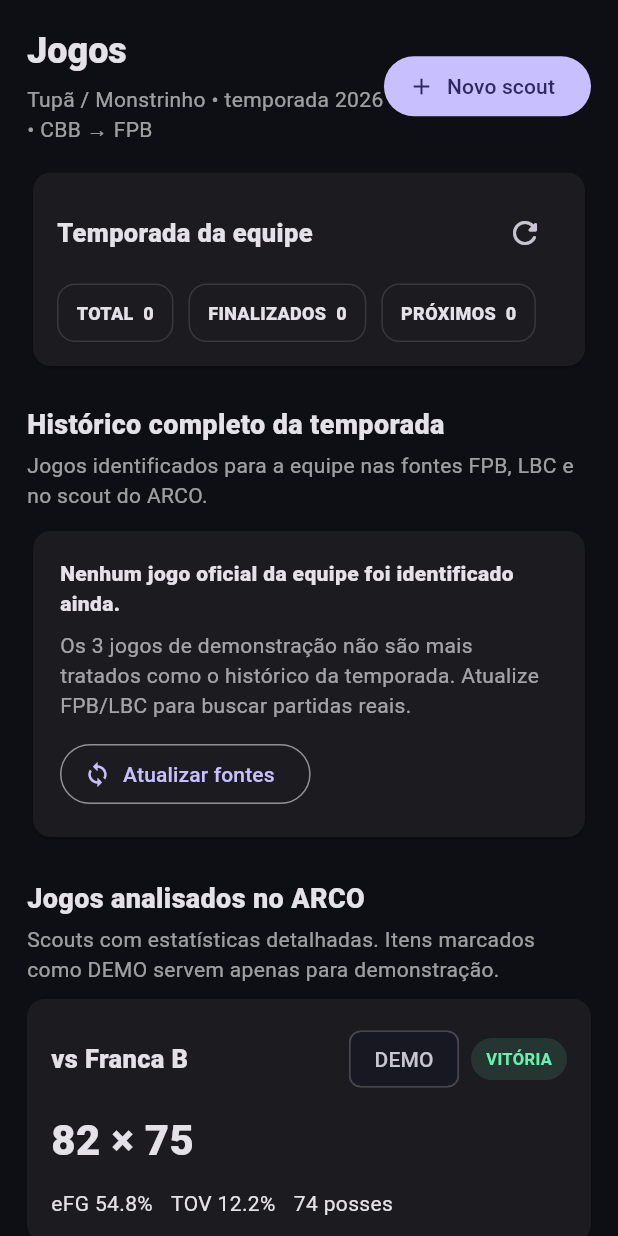
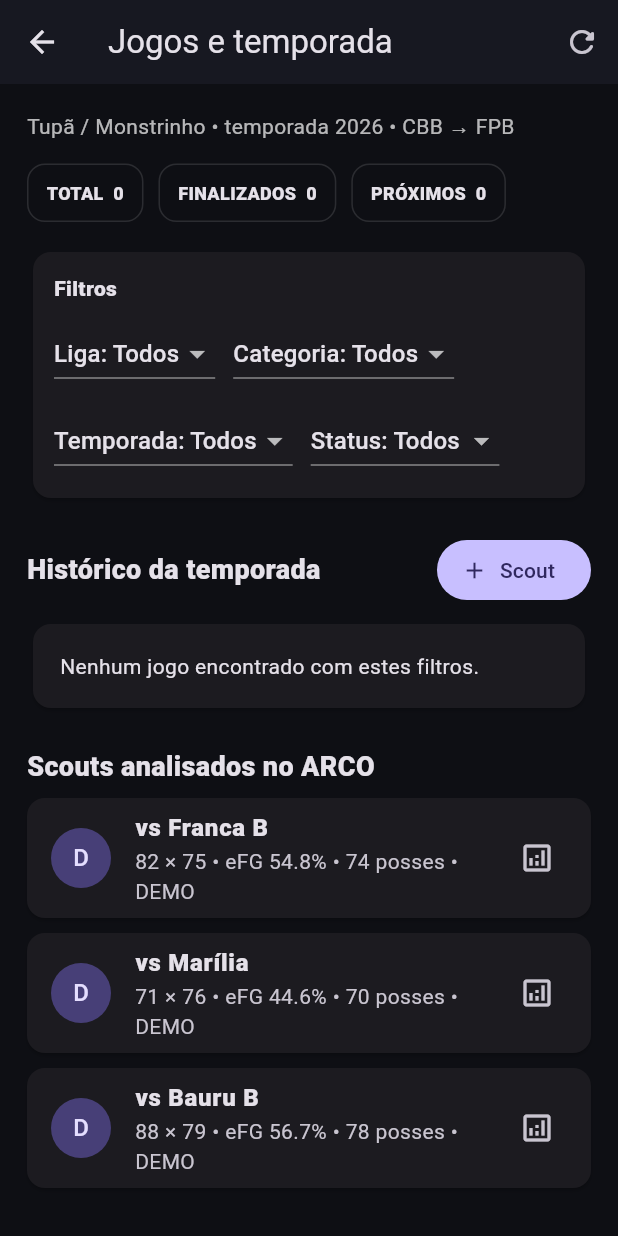
Before and after one commit to sandersoncorreia6-tech/arco-analytics-app, a Flutter app: the GamesScreen screen opened directly, on a phone screen of 412 x 824 dp. Run offline on Flutter 3.47's test engine with Material 3 defaults, Android fonts, the phone set to English and light mode, and no system bars; our stand-ins replace shared_preferences; accounts and stored records are empty; network calls fail.

Commit message:
Adiciona filtros completos ao histórico da temporada

```diff
--- a/lib/screens/games_screen.dart
+++ b/lib/screens/games_screen.dart
@@ -7,92 +7,115 @@ import 'game_detail_screen.dart';
 import 'live_scout_screen.dart';
 import 'new_game_screen.dart';
 
-class GamesScreen extends StatelessWidget {
+class GamesScreen extends StatefulWidget {
   const GamesScreen({super.key});
+
+  @override
+  State<GamesScreen> createState() => _GamesScreenState();
+}
+
+class _GamesScreenState extends State<GamesScreen> {
+  String league = 'TODOS';
+  String category = 'TODAS';
+  String season = 'TODAS';
+  String status = 'TODOS';
 
   @override
   Widget build(BuildContext context) {
     final state = AppScope.of(context);
-    final history = state.coachSeasonGames;
-    final finals = history.where((g) => g.isFinal).length;
-    final upcoming = history.where((g) => g.isUpcoming).length;
-    final live = history.where((g) => g.isLive).length;
+    final all = state.coachSeasonGames;
+    final categories = <String>{'TODAS', ...all.map((g) => g.category).where((v) => v.isNotEmpty)}.toList()..sort();
+    final seasons = <String>{'TODAS', ...all.map((g) => g.seasonId).where((v) => v.isNotEmpty)}.toList()..sort();
 
-    return ListView(
-      padding: const EdgeInsets.all(18),
-      children: [
-        Row(
-          children: [
-            Expanded(
-              child: Column(
-                crossAxisAlignment: CrossAxisAlignment.start,
-                children: [
-                  Text(
-                    'Jogos',
-                    style: Theme.of(context)
-                        .textTheme
-                        .headlineSmall
-                        ?.copyWith(fontWeight: FontWeight.w800),
-                  ),
-                  const SizedBox(height: 6),
-                  Text(
-                    '${state.teamContext.displayName} • temporada ${state.teamContext.seasonYear} • ${state.teamContext.federativePathLabel}',
-                    style: const TextStyle(color: Colors.white60),
-                  ),
-                ],
-              ),
-            ),
-            FilledButton.icon(
-              onPressed: () => Navigator.of(context).push(
-                MaterialPageRoute(builder: (_) => const NewGameScreen()),
-              ),
-              icon: const Icon(Icons.add),
-              label: const Text('Novo scout'),
-            ),
-          ],
-        ),
-        const SizedBox(height: 14),
-        Card(
-          child: Padding(
-            padding: const EdgeInsets.all(16),
-            child: Column(
-              crossAxisAlignment: CrossAxisAlignment.start,
-              children: [
-                Row(
-                  children: [
-                    const Expanded(
-                      child: Text(
-                        'Temporada da equipe',
-                        style: TextStyle(
-                          fontWeight: FontWeight.w900,
-                          fontSize: 17,
-                        ),
-                      ),
-                    ),
+    if (!categories.contains(category)) category = 'TODAS';
+    if (!seasons.contains(season)) season = 'TODAS';
+
+    final history = all.where((g) {
+      if (league != 'TODOS' && g.league != league) return false;
+      if (category != 'TODAS' && g.category != category) return false;
+      if (season != 'TODAS' && g.seasonId != season) return false;
+      if (status == 'FINALIZADOS' && !g.isFinal) return false;
+      if (status == 'PRÓXIMOS' && !g.isUpcoming) return false;
+      if (status == 'AO VIVO' && !g.isLive) return false;
+      return true;
+    }).toList();
+
+    final finals = all.where((g) => g.isFinal).length;
+    final upcoming = all.where((g) => g.isUpcoming).length;
+    final live = all.where((g) => g.isLive).length;
+
+    return Scaffold(
+      appBar: AppBar(
+        title: const Text('Jogos e temporada'),
+        actions: [
           IconButton(
-                      onPressed: state.fpbSyncing || state.lbcSyncing
-                          ? null
-                          : state.syncAllLeagues,
+            onPressed: state.fpbSyncing || state.lbcSyncing ? null : state.syncAllLeagues,
             icon: const Icon(Icons.refresh_rounded),
             tooltip: 'Atualizar FPB e LBC',
           ),
         ],
       ),
-                const SizedBox(height: 10),
+      body: ListView(
+        padding: const EdgeInsets.all(18),
+        children: [
+          Text(
+            '${state.teamContext.displayName} • temporada ${state.teamContext.seasonYear} • ${state.teamContext.federativePathLabel}',
+            style: const TextStyle(color: Colors.white70),
+          ),
+          const SizedBox(height: 14),
           Wrap(
             spacing: 10,
             runSpacing: 10,
             children: [
-                    _SummaryChip(label: 'TOTAL', value: history.length),
+              _SummaryChip(label: 'TOTAL', value: all.length),
               _SummaryChip(label: 'FINALIZADOS', value: finals),
               _SummaryChip(label: 'PRÓXIMOS', value: upcoming),
               if (live > 0) _SummaryChip(label: 'AO VIVO', value: live),
             ],
           ),
           if (state.fpbSyncing || state.lbcSyncing) ...[
-                  const SizedBox(height: 14),
+            const SizedBox(height: 12),
             const LinearProgressIndicator(),
           ],
+          const SizedBox(height: 16),
+          Card(
+            child: Padding(
+              padding: const EdgeInsets.all(14),
+              child: Column(
+                crossAxisAlignment: CrossAxisAlignment.start,
+                children: [
+                  const Text('Filtros', style: TextStyle(fontWeight: FontWeight.w900)),
+                  const SizedBox(height: 10),
+                  Wrap(
+                    spacing: 12,
+                    runSpacing: 10,
+                    children: [
+                      _Filter(
+                        label: 'Liga',
+                        value: league,
+                        values: const ['TODOS', 'FPB', 'LBC', 'ARCO'],
+                        onChanged: (v) => setState(() => league = v),
+                      ),
+                      _Filter(
+                        label: 'Categoria',
+                        value: category,
+                        values: categories,
+                        onChanged: (v) => setState(() => category = v),
+                      ),
+                      _Filter(
+                        label: 'Temporada',
+                        value: season,
+                        values: seasons,
+                        onChanged: (v) => setState(() => season = v),
+                      ),
+                      _Filter(
+                        label: 'Status',
+                        value: status,
+                        values: const ['TODOS', 'FINALIZADOS', 'PRÓXIMOS', 'AO VIVO'],
+                        onChanged: (v) => setState(() => status = v),
+                      ),
+                    ],
+                  ),
                 ],
               ),
             ),
@@ -101,233 +124,106 @@ class GamesScreen extends StatelessWidget {
             const SizedBox(height: 14),
             Card(
               child: ListTile(
-              leading: const CircleAvatar(
-                child: Icon(Icons.sensors_rounded),
-              ),
-              title: Text(
-                'AO VIVO • vs ${state.activeGame!.opponent}',
-                style: const TextStyle(fontWeight: FontWeight.w800),
-              ),
-              subtitle: Text(
-                '${state.activeGame!.ourScore} × ${state.activeGame!.opponentScore} • ${state.activeGame!.period}Q',
-              ),
+                leading: const CircleAvatar(child: Icon(Icons.sensors_rounded)),
+                title: Text('AO VIVO • vs ${state.activeGame!.opponent}', style: const TextStyle(fontWeight: FontWeight.w800)),
+                subtitle: Text('${state.activeGame!.ourScore} × ${state.activeGame!.opponentScore} • ${state.activeGame!.period}Q'),
                 trailing: const Icon(Icons.chevron_right),
-              onTap: () => Navigator.of(context).push(
-                MaterialPageRoute(builder: (_) => const LiveScoutScreen()),
-              ),
+                onTap: () => Navigator.of(context).push(MaterialPageRoute(builder: (_) => const LiveScoutScreen())),
               ),
             ),
           ],
-        const SizedBox(height: 22),
-        const _SectionTitle(
-          title: 'Histórico completo da temporada',
-          subtitle:
-              'Jogos identificados para a equipe nas fontes FPB, LBC e no scout do ARCO.',
-        ),
-        const SizedBox(height: 10),
-        if (history.isEmpty)
-          Card(
-            child: Padding(
-              padding: const EdgeInsets.all(18),
-              child: Column(
-                crossAxisAlignment: CrossAxisAlignment.start,
+          const SizedBox(height: 20),
+          Row(
             children: [
-                  const Text(
-                    'Nenhum jogo oficial da equipe foi identificado ainda.',
-                    style: TextStyle(fontWeight: FontWeight.w800),
-                  ),
-                  const SizedBox(height: 8),
-                  const Text(
-                    'Os 3 jogos de demonstração não são mais tratados como o histórico da temporada. Atualize FPB/LBC para buscar partidas reais.',
-                    style: TextStyle(color: Colors.white60),
-                  ),
-                  const SizedBox(height: 12),
-                  OutlinedButton.icon(
-                    onPressed: state.syncAllLeagues,
-                    icon: const Icon(Icons.sync),
-                    label: const Text('Atualizar fontes'),
+              const Expanded(child: Text('Histórico da temporada', style: TextStyle(fontSize: 18, fontWeight: FontWeight.w900))),
+              FilledButton.icon(
+                onPressed: () => Navigator.of(context).push(MaterialPageRoute(builder: (_) => const NewGameScreen())),
+                icon: const Icon(Icons.add),
+                label: const Text('Scout'),
               ),
             ],
           ),
+          const SizedBox(height: 8),
+          if (history.isEmpty)
+            const Card(
+              child: Padding(
+                padding: EdgeInsets.all(18),
+                child: Text('Nenhum jogo encontrado com estes filtros.'),
               ),
             )
           else
-          ...history.map(
-            (game) => _OfficialGameCard(
+            ...history.map((game) => _OfficialGameCard(
               game: game,
               onTap: () => _openHistoryGame(context, state, game),
-            ),
-          ),
-        const SizedBox(height: 24),
-        const _SectionTitle(
-          title: 'Jogos analisados no ARCO',
-          subtitle:
-              'Scouts com estatísticas detalhadas. Itens marcados como DEMO servem apenas para demonstração.',
-        ),
-        const SizedBox(height: 10),
+            )),
+          const SizedBox(height: 22),
+          const Text('Scouts analisados no ARCO', style: TextStyle(fontSize: 18, fontWeight: FontWeight.w900)),
+          const SizedBox(height: 8),
           ...state.games.map((g) {
-          final efg = AnalyticsService.efg(
-            fgm: g.fgm,
-            threePm: g.threePm,
-            fga: g.fga,
-          );
-          final tov = AnalyticsService.turnoverPct(
-            turnovers: g.turnovers,
-            possessions: g.possessions,
-          );
-          final isDemo = g.source == 'mock';
-
+            final efg = AnalyticsService.efg(fgm: g.fgm, threePm: g.threePm, fga: g.fga);
             return Card(
-            margin: const EdgeInsets.only(bottom: 12),
-            child: InkWell(
-              borderRadius: BorderRadius.circular(12),
-              onTap: () => Navigator.of(context).push(
-                MaterialPageRoute(builder: (_) => GameDetailScreen(game: g)),
-              ),
-              child: Padding(
-                padding: const EdgeInsets.all(16),
-                child: Column(
-                  crossAxisAlignment: CrossAxisAlignment.start,
-                  children: [
-                    Row(
-                      children: [
-                        Expanded(
-                          child: Text(
-                            'vs ${g.opponent}',
-                            style: const TextStyle(
-                              fontWeight: FontWeight.w800,
-                              fontSize: 17,
-                            ),
-                          ),
-                        ),
-                        if (isDemo)
-                          const Padding(
-                            padding: EdgeInsets.only(right: 8),
-                            child: Chip(label: Text('DEMO')),
-                          ),
-                        Container(
-                          padding: const EdgeInsets.symmetric(
-                            horizontal: 10,
-                            vertical: 6,
-                          ),
-                          decoration: BoxDecoration(
-                            color: (g.won
-                                    ? Colors.greenAccent
-                                    : Colors.redAccent)
-                                .withOpacity(.12),
-                            borderRadius: BorderRadius.circular(20),
-                          ),
-                          child: Text(
-                            g.won ? 'VITÓRIA' : 'DERROTA',
-                            style: TextStyle(
-                              color: g.won
-                                  ? Colors.greenAccent
-                                  : Colors.redAccent,
-                              fontWeight: FontWeight.w700,
-                              fontSize: 11,
-                            ),
-                          ),
-                        ),
-                      ],
-                    ),
-                    const SizedBox(height: 10),
-                    Text(
-                      '${g.ourScore} × ${g.opponentScore}',
-                      style: const TextStyle(
-                        fontSize: 28,
-                        fontWeight: FontWeight.w800,
-                      ),
-                    ),
-                    const SizedBox(height: 12),
-                    Wrap(
-                      spacing: 12,
-                      runSpacing: 8,
-                      children: [
-                        Text('eFG ${efg.toStringAsFixed(1)}%'),
-                        Text('TOV ${tov.toStringAsFixed(1)}%'),
-                        Text('${g.possessions} posses'),
-                      ],
-                    ),
-                  ],
-                ),
-              ),
+              margin: const EdgeInsets.only(bottom: 10),
+              child: ListTile(
+                leading: CircleAvatar(child: Text(g.source == 'mock' ? 'D' : 'A')),
+                title: Text('vs ${g.opponent}', style: const TextStyle(fontWeight: FontWeight.w800)),
+                subtitle: Text('${g.ourScore} × ${g.opponentScore} • eFG ${efg.toStringAsFixed(1)}% • ${g.possessions} posses${g.source == 'mock' ? ' • DEMO' : ''}'),
+                trailing: const Icon(Icons.analytics_outlined),
+                onTap: () => Navigator.of(context).push(MaterialPageRoute(builder: (_) => GameDetailScreen(game: g))),
               ),
             );
           }),
         ],
+      ),
     );
   }
 
-  Future<void> _openHistoryGame(
-    BuildContext context,
-    AppState state,
-    CoachGameRecord record,
-  ) async {
+  Future<void> _openHistoryGame(BuildContext context, AppState state, CoachGameRecord record) async {
     final analyzed = state.analyzedGameById(record.arcoGameId);
     if (analyzed != null) {
-      await Navigator.of(context).push(
-        MaterialPageRoute(builder: (_) => GameDetailScreen(game: analyzed)),
-      );
+      await Navigator.of(context).push(MaterialPageRoute(builder: (_) => GameDetailScreen(game: analyzed)));
       return;
     }
-
     if (record.sourceUrl.isNotEmpty) {
       final uri = Uri.tryParse(record.sourceUrl);
-      if (uri != null) {
-        await launchUrl(uri, mode: LaunchMode.externalApplication);
+      if (uri != null) await launchUrl(uri, mode: LaunchMode.externalApplication);
     }
   }
+}
+
+class _Filter extends StatelessWidget {
+  final String label;
+  final String value;
+  final List<String> values;
+  final ValueChanged<String> onChanged;
+
+  const _Filter({required this.label, required this.value, required this.values, required this.onChanged});
+
+  @override
+  Widget build(BuildContext context) {
+    return DropdownButton<String>(
+      value: values.contains(value) ? value : values.first,
+      hint: Text(label),
+      items: values.map((v) => DropdownMenuItem(value: v, child: Text(v == 'TODAS' || v == 'TODOS' ? '$label: Todos' : v))).toList(),
+      onChanged: (v) { if (v != null) onChanged(v); },
+    );
   }
 }
 
 class _SummaryChip extends StatelessWidget {
   final String label;
   final int value;
-
   const _SummaryChip({required this.label, required this.value});
-
   @override
-  Widget build(BuildContext context) {
-    return Container(
+  Widget build(BuildContext context) => Container(
     padding: const EdgeInsets.symmetric(horizontal: 12, vertical: 10),
-      decoration: BoxDecoration(
-        border: Border.all(color: Colors.white12),
-        borderRadius: BorderRadius.circular(12),
-      ),
-      child: Text(
-        '$label  $value',
-        style: const TextStyle(fontWeight: FontWeight.w800, fontSize: 12),
-      ),
+    decoration: BoxDecoration(border: Border.all(color: Colors.white12), borderRadius: BorderRadius.circular(12)),
+    child: Text('$label  $value', style: const TextStyle(fontWeight: FontWeight.w800, fontSize: 12)),
   );
-  }
-}
-
-class _SectionTitle extends StatelessWidget {
-  final String title;
-  final String subtitle;
-
-  const _SectionTitle({required this.title, required this.subtitle});
-
-  @override
-  Widget build(BuildContext context) {
-    return Column(
-      crossAxisAlignment: CrossAxisAlignment.start,
-      children: [
-        Text(
-          title,
-          style: const TextStyle(fontSize: 18, fontWeight: FontWeight.w900),
-        ),
-        const SizedBox(height: 4),
-        Text(subtitle, style: const TextStyle(color: Colors.white60)),
-      ],
-    );
-  }
 }
 
 class _OfficialGameCard extends StatelessWidget {
   final CoachGameRecord game;
   final VoidCallback onTap;
-
   const _OfficialGameCard({required this.game, required this.onTap});
 
   @override
@@ -338,25 +234,14 @@ class _OfficialGameCard extends StatelessWidget {
       if (game.scheduledAt != null) _date(game.scheduledAt!),
       if (game.hasArcoStats) 'SCOUT ARCO',
     ];
-
     return Card(
       margin: const EdgeInsets.only(bottom: 10),
       child: ListTile(
         onTap: onTap,
-        leading: CircleAvatar(
-          child: Text(
-            game.league.length > 4 ? game.league.substring(0, 4) : game.league,
-            style: const TextStyle(fontSize: 10, fontWeight: FontWeight.w900),
-          ),
-        ),
-        title: Text(
-          '${game.homeTeam}  ${game.scoreLabel}  ${game.awayTeam}',
-          style: const TextStyle(fontWeight: FontWeight.w800),
-        ),
+        leading: CircleAvatar(child: Text(game.league.length > 4 ? game.league.substring(0, 4) : game.league, style: const TextStyle(fontSize: 10, fontWeight: FontWeight.w900))),
+        title: Text('${game.homeTeam}  ${game.scoreLabel}  ${game.awayTeam}', style: const TextStyle(fontWeight: FontWeight.w800)),
         subtitle: Text(metadata.where((e) => e.isNotEmpty).join(' • ')),
-        trailing: Icon(
-          game.hasArcoStats ? Icons.analytics_rounded : Icons.open_in_new,
-        ),
+        trailing: Icon(game.hasArcoStats ? Icons.analytics_rounded : Icons.open_in_new),
       ),
     );
   }
```
Lines whose indentation alone changed are shown as unchanged.
